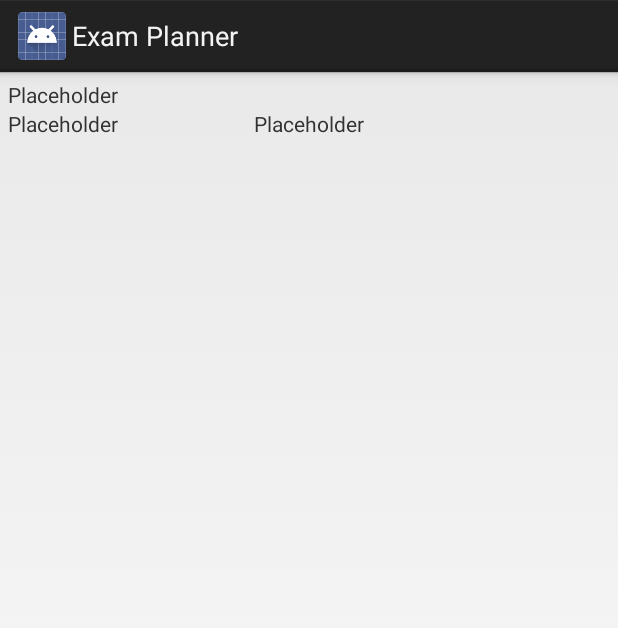
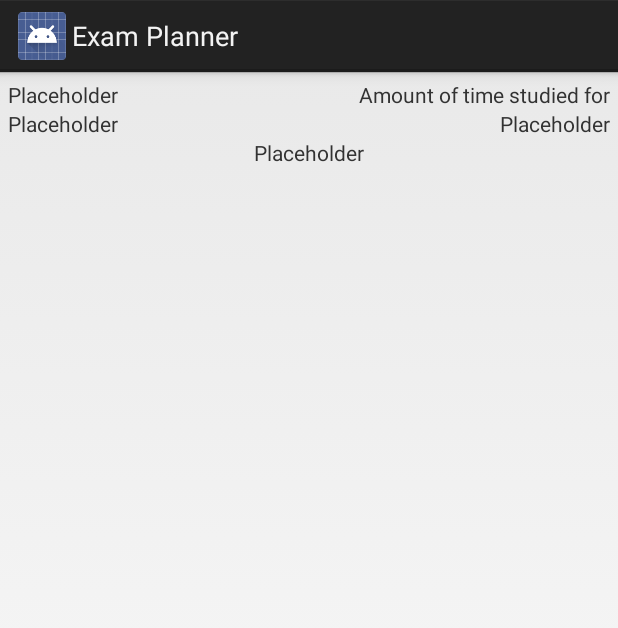
Before and after one commit to apatos/ExamPlanner, an Android app: the layout exam_row_list.xml on its own in the app's theme, with its tools: preview values and no code run, on a phone screen of 412 x 824 dp. Shown: the top 628 px of the screen. Run offline under Robolectric (Android 15) with nearby library versions, the phone set to English and light mode, and no system bars.

Commit message:
Custom dialog added so time studied can be added when item is pressed

```diff
--- a/Planner/src/main/res/layout/exam_row_list.xml
+++ b/Planner/src/main/res/layout/exam_row_list.xml
@@ -12,17 +12,30 @@
         android:layout_height="wrap_content"
         android:text="@string/placeholder_text"/>
     <TextView
+        android:id="@+id/exam_row_label_studied_time"
+        android:layout_width="wrap_content"
+        android:layout_height="wrap_content"
+        android:text="@string/row_studied_text"
+        android:layout_alignParentRight="true"/>
+    <TextView
         android:id="@+id/exam_row_teacher_name"
         android:layout_width="wrap_content"
         android:layout_height="wrap_content"
         android:layout_below="@+id/exam_row_exam_title"
         android:text="@string/placeholder_text"/>
     <TextView
+        android:id="@+id/exam_row_studied_time"
+        android:layout_width="wrap_content"
+        android:layout_height="wrap_content"
+        android:text="@string/placeholder_text"
+        android:layout_below="@+id/exam_row_label_studied_time"
+        android:layout_alignParentRight="true"/>
+    <TextView
         android:id="@+id/exam_row_exam_date"
         android:layout_width="wrap_content"
         android:layout_height="wrap_content"
         android:text="@string/placeholder_text"
-        android:layout_below="@+id/exam_row_exam_title"
+        android:layout_below="@+id/exam_row_teacher_name"
         android:layout_centerHorizontal="true"/>
 
 </RelativeLayout>
--- a/Planner/src/main/res/values/dimens.xml
+++ b/Planner/src/main/res/values/dimens.xml
@@ -6,4 +6,5 @@
     <dimen name="activity_main_layout_above">16dp</dimen>
 
     <dimen name="activity_add_subject_input_width">200dp</dimen>
+    <dimen name="dialog_input_width">150dp</dimen>
 </resources>
--- a/Planner/src/main/res/values/strings.xml
+++ b/Planner/src/main/res/values/strings.xml
@@ -14,5 +14,10 @@
     <string name="button_add_exam">Add exam</string>
 
     <string name="placeholder_text">Placeholder</string>
+    <string name="row_studied_text">Amount of time studied for</string>
+
+    <string name="button_select">Select</string>
+    <string name="button_cancel">Cancel</string>
+    <string name="label_select_time">Add amount of time studied</string>
 
 </resources>
```
Also changed, not shown: Planner/src/main/java/com/atos/examplanner/planner/activity/MainActivity.java (+39 -4 lines), Planner/src/main/java/com/atos/examplanner/planner/adaptor/ExamListAdaptor.java (+7 -0 lines), Planner/src/main/java/com/atos/examplanner/planner/dialog/TimeStudiedDialog.java (added, +114 -0 lines), Planner/src/main/res/layout/dialog_time_studied.xml (added, +26 -0 lines).
